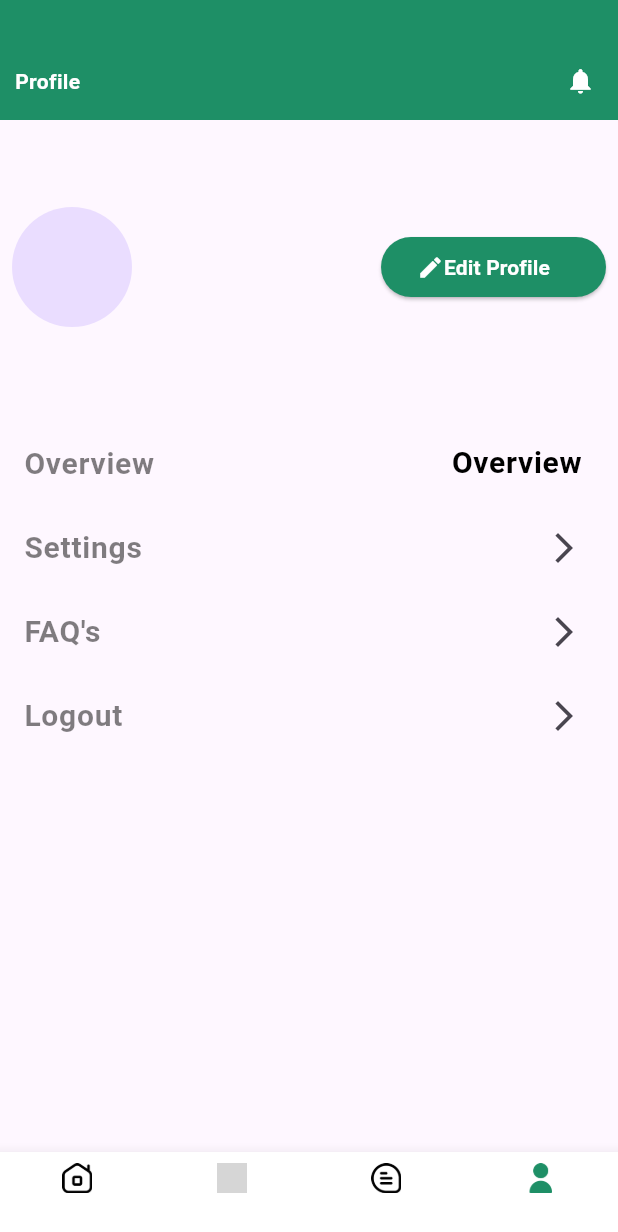
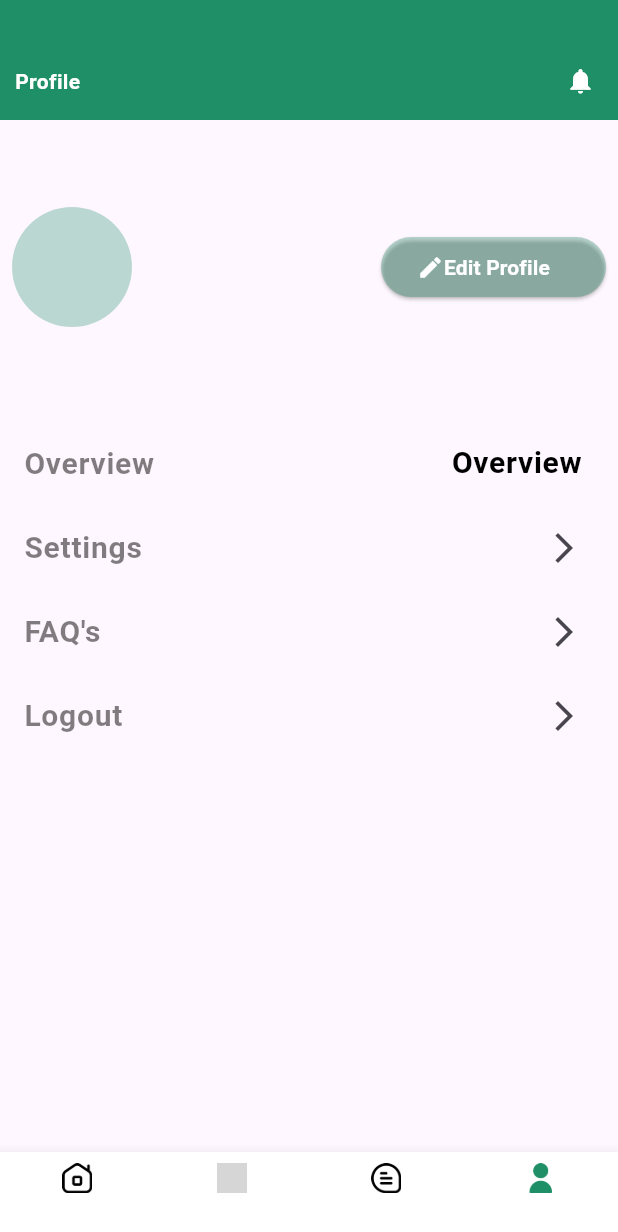
Before and after one commit to hamisishehe/agriupdated, a Flutter app: the DashboardPage screen opened directly, item 4 of the bottom bar chosen, on a phone screen of 412 x 824 dp. Shown: the top 1232 px of the screen. Run offline on Flutter 3.47's test engine with Material 3 defaults, Android fonts, the phone set to English and light mode, and no system bars; our stand-ins replace bubble, connectivity, cool_alert, flutter_gemini, flutter_image_slideshow, get and 3 more; missing offline and left inert: dialog_flowtter, gif_view, tflite; accounts and stored records are empty; network calls fail; statements that could not run were skipped; project files that could hold a hidden picture were left out; grey boxes are pictures that could not be loaded.

Commit message:
project 4

```diff
--- /dev/null
+++ b/lib/binding/networks_bindings.dart
@@ -0,0 +1,11 @@
+import 'package:agriconnectfinal/controller/networkcontroller.dart';
+import 'package:get/get.dart';
+
+
+class NetworkBindings extends Bindings{
+  @override
+  void dependencies() {
+    Get.lazyPut<NetworkController>(() => NetworkController());
+  }
+
+}
--- a/lib/contants/appcolors.dart
+++ b/lib/contants/appcolors.dart
@@ -1,4 +1,6 @@
  import 'dart:ui';
+
+import 'package:flutter/material.dart';
 
 class AppColors {
 
@@ -7,4 +9,15 @@ class AppColors {
   static const text_white = Color(0xffFFFFFF);
   static const text_black = Color(0xff000000);
 
+
+  static final lightTheme = ThemeData(
+    primaryColor: AppColors.primary_color,
+    brightness: Brightness.light,
+  );
+
+  static final darkTheme = ThemeData(
+    primaryColor: AppColors.primary_color,
+    brightness: Brightness.dark,
+  );
+
 }
--- a/lib/main.dart
+++ b/lib/main.dart
@@ -1,3 +1,5 @@
+import 'package:agriconnectfinal/binding/networks_bindings.dart';
+import 'package:agriconnectfinal/contants/appcolors.dart';
 import 'package:agriconnectfinal/controller/injection.dart';
 import 'package:agriconnectfinal/screens/auth/loginPage.dart';
 import 'package:agriconnectfinal/screens/auth/splashscreen.dart';
@@ -25,7 +27,11 @@ class _MyAppState extends State<MyApp> {
   @override
   Widget build(BuildContext context) {
     return GetMaterialApp(
+      initialBinding: NetworkBindings(),
       debugShowCheckedModeBanner: false,
+      theme: AppColors.lightTheme,
+      darkTheme: AppColors.darkTheme,
+      themeMode: ThemeMode.system,
       home: SplashScreen(),
     );
   }
--- a/lib/screens/auth/welcome.dart
+++ b/lib/screens/auth/welcome.dart
@@ -15,8 +15,8 @@ class _WelcomeScreenState extends State<WelcomeScreen> {
 
   @override
   Widget build(BuildContext context) {
+    bool isDarkMode = Theme.of(context).brightness == Brightness.dark;
     return Scaffold(
-      backgroundColor: Colors.white,
       body: Column(
         mainAxisAlignment: MainAxisAlignment.center,
 
@@ -42,13 +42,13 @@ class _WelcomeScreenState extends State<WelcomeScreen> {
             child: Column(
               children: [
                 Text("Sign in", style: TextStyle(
-                    color: Colors.black,
+                    color:isDarkMode ? AppColors.text_white : AppColors.text_black,
                     fontSize: 50,
                     fontWeight: FontWeight.bold
 
                 ), ),
                 Text("Continue with Email", style: TextStyle(
-                    color: Colors.black,
+                    color: isDarkMode ? AppColors.text_white : AppColors.text_black,
                     fontSize: 15,
                     fontWeight: FontWeight.bold
 
--- a/lib/screens/pages/dashboardPage.dart
+++ b/lib/screens/pages/dashboardPage.dart
@@ -33,41 +33,42 @@ class _DashboardPageState extends State<DashboardPage> {
     });
 
   }
-
+  ThemeMode _themeMode = ThemeMode.system;
 
   @override
   Widget build(BuildContext context) {
+    bool isDarkMode = Theme.of(context).brightness == Brightness.dark;
     return Scaffold(
 
       body: pages.elementAt(currentIndex),
 
       bottomNavigationBar: BottomNavigationBar(
-        backgroundColor: AppColors.background_color,
+        backgroundColor:isDarkMode? AppColors.primary_color.withOpacity(0.3) : AppColors.background_color,
           type: BottomNavigationBarType.fixed,
           selectedItemColor: AppColors.primary_color,
-          unselectedItemColor: AppColors.text_black,
+          unselectedItemColor:isDarkMode? AppColors.text_white : AppColors.text_black,
           onTap: changepage,
           currentIndex: currentIndex,
           items: [
             BottomNavigationBarItem(
               icon: currentIndex == 0 ?  Image.asset("assets/images/homefilled.png", width: 20,height: 20, color: AppColors.primary_color,) :
-              Image.asset("assets/images/house.png", width: 20,height: 20, color: AppColors.text_black,),
+              Image.asset("assets/images/house.png", width: 20,height: 20, color: isDarkMode? AppColors.text_white : AppColors.text_black,),
               label: ""
             ),
 
             BottomNavigationBarItem(
                 icon: currentIndex == 1 ?  Image.asset("assets/images/camera.png", width: 20,height: 20, color: AppColors.primary_color,) :
-                Image.asset("assets/images/camera.png", width: 20,height: 20, color: AppColors.text_black,),
+                Image.asset("assets/images/camera.png", width: 20,height: 20, color: isDarkMode? AppColors.text_white : AppColors.text_black),
                 label: ""
             ),
             BottomNavigationBarItem(
                 icon: currentIndex == 2 ?  Image.asset("assets/images/commentfilled.png", width: 20,height: 20, color: AppColors.primary_color,) :
-                Image.asset("assets/images/comment.png", width: 20,height: 20, color: AppColors.text_black,),
+                Image.asset("assets/images/comment.png", width: 20,height: 20, color: isDarkMode? AppColors.text_white : AppColors.text_black,),
                 label: ""
             ),
             BottomNavigationBarItem(
                 icon: currentIndex == 3 ?  Image.asset("assets/images/userfilled.png", width: 20,height: 20, color: AppColors.primary_color,) :
-                Image.asset("assets/images/user.png", width: 20,height: 20, color: AppColors.text_black,),
+                Image.asset("assets/images/user.png", width: 20,height: 20, color: isDarkMode? AppColors.text_white : AppColors.text_black,),
                 label: ""
             ),
           ]),
--- a/lib/screens/pages/profilePage.dart
+++ b/lib/screens/pages/profilePage.dart
@@ -5,6 +5,7 @@ import 'package:agriconnectfinal/contants/urls.dart';
 import 'package:agriconnectfinal/model/user.dart';
 import 'package:agriconnectfinal/screens/auth/loginPage.dart';
 import 'package:agriconnectfinal/screens/auth/welcome.dart';
+import 'package:agriconnectfinal/screens/pages/settings.dart';
 import 'package:flutter/material.dart';
 import 'package:get/get.dart';
 import 'package:get/get_core/src/get_main.dart';
@@ -20,7 +21,7 @@ class ProfilePage extends StatefulWidget {
 }
 
 class _ProfilePageState extends State<ProfilePage> {
-
+  ThemeMode _themeMode = ThemeMode.system;
   late String token;
 
   Future<void> getToken() async {
@@ -71,6 +72,7 @@ class _ProfilePageState extends State<ProfilePage> {
   }
   @override
   Widget build(BuildContext context) {
+    bool isDarkMode = Theme.of(context).brightness == Brightness.dark;
     return Scaffold(
       body: Container(
         padding: EdgeInsets.only(),
@@ -113,6 +115,7 @@ class _ProfilePageState extends State<ProfilePage> {
                 child: Row(
                   children: [
                     CircleAvatar(
+                      backgroundColor: AppColors.primary_color.withOpacity(0.3) ,
                       maxRadius: 40,
                     ),
                     SizedBox(width: 20,),
@@ -126,13 +129,13 @@ class _ProfilePageState extends State<ProfilePage> {
                               crossAxisAlignment: CrossAxisAlignment.start,
                               children: [
                                 Text(snapshot.data!.fullname, style: TextStyle(
-                                    color: AppColors.text_black,
+                                    color: isDarkMode ? AppColors.text_white.withOpacity(0.5): AppColors.text_black,
                                     fontSize: 20,
                                     fontWeight: FontWeight.bold
                                 ),),
                                 SizedBox(height: 3,),
                                 Text(snapshot.data!.email, style: TextStyle(
-                                    color: AppColors.text_black,
+                                    color: isDarkMode ? AppColors.text_white.withOpacity(0.5): AppColors.text_black,
                                     fontSize: 15,
                                     fontWeight: FontWeight.bold
                                 ),),
@@ -153,7 +156,7 @@ class _ProfilePageState extends State<ProfilePage> {
                       child: ElevatedButton(
                         style: ElevatedButton.styleFrom(
                             shape: RoundedRectangleBorder(borderRadius: BorderRadius.circular(20)),
-                            backgroundColor:AppColors.primary_color
+                            backgroundColor:AppColors.primary_color.withOpacity(0.3)
                         ),
                         onPressed: (){}, child: Row(
                         mainAxisAlignment: MainAxisAlignment.start,
@@ -178,7 +181,7 @@ class _ProfilePageState extends State<ProfilePage> {
             ListTile(
               autofocus: true,
               title:  Text("Overview", style: TextStyle(
-                  color: AppColors.text_black.withOpacity(0.5),
+                  color: isDarkMode ? AppColors.text_white.withOpacity(0.5): AppColors.text_black.withOpacity(0.5),
                   fontSize: 20,
                   fontWeight: FontWeight.bold
               ),),
@@ -190,9 +193,12 @@ class _ProfilePageState extends State<ProfilePage> {
             ),
 
             ListTile(
+              onTap: (){
+                Get.to(SettingsPage());
+              },
                 autofocus: true,
                 title:  Text("Settings", style: TextStyle(
-                    color: AppColors.text_black.withOpacity(0.5),
+                    color: isDarkMode ? AppColors.text_white.withOpacity(0.5): AppColors.text_black.withOpacity(0.5),
                     fontSize: 20,
                     fontWeight: FontWeight.bold
                 ),),
@@ -201,7 +207,7 @@ class _ProfilePageState extends State<ProfilePage> {
             ListTile(
                 autofocus: true,
                 title:  Text("FAQ's", style: TextStyle(
-                    color: AppColors.text_black.withOpacity(0.5),
+                    color: isDarkMode ? AppColors.text_white.withOpacity(0.5): AppColors.text_black.withOpacity(0.5),
                     fontSize: 20,
                     fontWeight: FontWeight.bold
                 ),),
@@ -213,7 +219,7 @@ class _ProfilePageState extends State<ProfilePage> {
               },
                 autofocus: true,
                 title:  Text("Logout", style: TextStyle(
-                    color: AppColors.text_black.withOpacity(0.5),
+                    color: isDarkMode ? AppColors.text_white.withOpacity(0.5): AppColors.text_black.withOpacity(0.5),
                     fontSize: 20,
                     fontWeight: FontWeight.bold
                 ),),
--- a/pubspec.yaml
+++ b/pubspec.yaml
@@ -48,6 +48,7 @@ dependencies:
   connectivity_plus: ^6.0.2
   cool_alert: ^2.0.1
   flutter_image_slideshow: ^0.1.6
+  connectivity: ^3.0.6
 
 dev_dependencies:
   flutter_test:
```
Also changed, not shown: lib/controller/networkcontroller.dart (+42 -27 lines), lib/controller/service.dart (deleted, +0 -25 lines), lib/screens/auth/loginPage.dart (+5 -6 lines), lib/screens/auth/registerPage.dart (+5 -5 lines), lib/screens/pages/DetectPage.dart (+23 -4 lines), lib/screens/pages/chatPage.dart (+6 -2 lines), lib/screens/pages/homePage.dart (+13 -4 lines), lib/screens/pages/settings.dart (added, +37 -0 lines), pubspec.lock, 1 other file.
